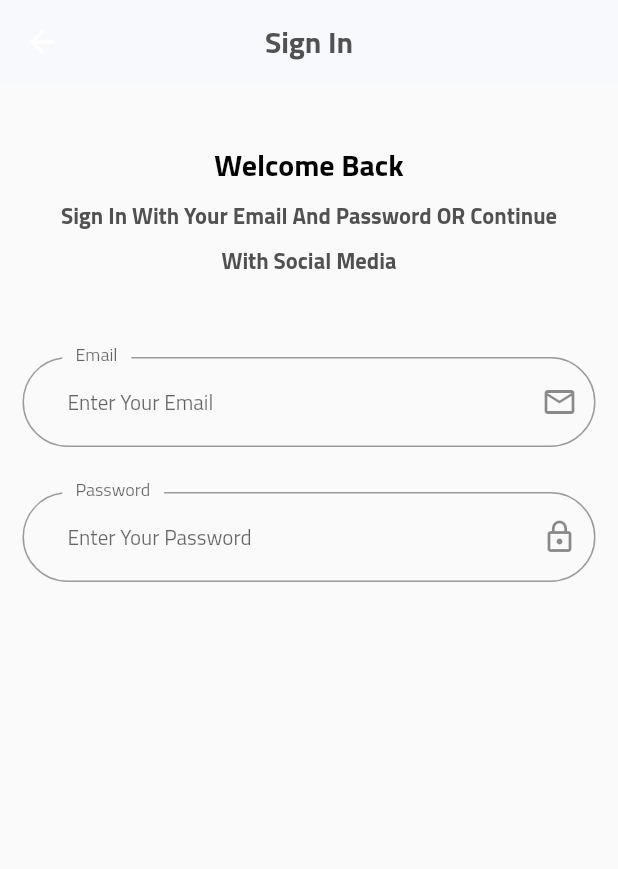
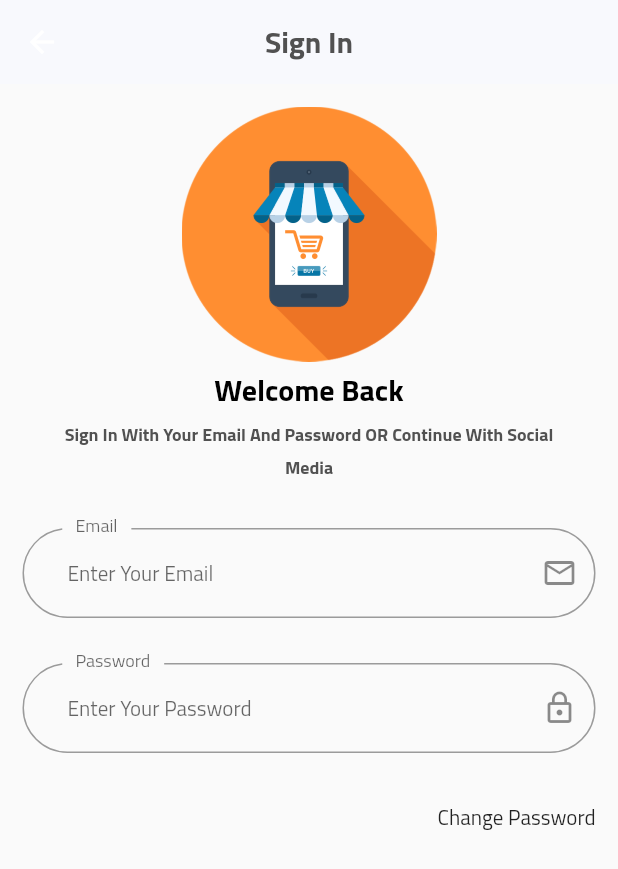
Before and after one commit to thekasho/storeapp, a Flutter app: the Login screen opened by its route, on a phone screen of 412 x 824 dp. Shown: the top 869 px of the screen. Run offline on Flutter 3.47's test engine with Material 2 defaults, Android fonts, the phone set to English and light mode, and no system bars; our stand-ins replace get, shared_preferences; accounts and stored records are empty; project files that could hold a hidden picture were left out.

Commit message:
creating login form part 3

```diff
--- a/lib/core/constant/imageasset.dart
+++ b/lib/core/constant/imageasset.dart
@@ -1,6 +1,7 @@
 class AppImageAsset {
   static const rootImages = "assets/images";
 
+  static const String logo                 = "$rootImages/logo.png";
   static const String onBoardingImageOne   = "$rootImages/one.PNG";
   static const String onBoardingImageTwo   = "$rootImages/two.PNG";
   static const String onBoardingImageThree = "$rootImages/three.PNG";
--- a/lib/main.dart
+++ b/lib/main.dart
@@ -34,6 +34,7 @@ class MyApp extends StatelessWidget {
           displayLarge: TextStyle(fontWeight: FontWeight.bold, fontSize: 20.0, color: AppColor.black),
           displayMedium: TextStyle(fontWeight: FontWeight.bold, fontSize: 25.0, color: AppColor.black),
           bodyLarge: TextStyle(height: 2, color: AppColor.grey, fontWeight: FontWeight.bold, fontSize: 15.0,),
+          displaySmall: TextStyle(fontWeight: FontWeight.bold, fontSize: 12.0, color: AppColor.black),
         ),
         primaryColor: Colors.blue,
       ),
--- a/lib/veiw/screen/auth/login.dart
+++ b/lib/veiw/screen/auth/login.dart
@@ -5,6 +5,7 @@ import 'package:storefull/core/constant/colors.dart';
 import '../../widget/auth/customtextbodyauth.dart';
 import '../../widget/auth/customtextformauth.dart';
 import '../../widget/auth/customtexttitleauth.dart';
+import '../../widget/auth/logoauth.dart';
 
 class Login extends StatelessWidget {
   const Login({Key? key}) : super(key: key);
@@ -26,10 +27,10 @@ class Login extends StatelessWidget {
         child: ListView(
           padding: const EdgeInsets.all(15.0),
           children: [
-            const SizedBox(height: 20.0),
+            LogoAuth(),
             CustomTextTitleAuth(text: "2".tr),
             const CustomTextBodyAuth(text: "Sign In With Your Email And Password OR Continue With Social Media",),
-            const SizedBox(height: 50),
+            const SizedBox(height: 30),
             CustomTextFormAuth(
               hinttext: "5".tr,
               labeltext: "3".tr,
@@ -40,6 +41,8 @@ class Login extends StatelessWidget {
               labeltext: "4".tr,
               iconData: Icons.lock_outline,
             ),
+            const Text("Change Password", textAlign: TextAlign.end,),
+
           ],
         ),
       ),
--- a/lib/veiw/widget/auth/customtextbodyauth.dart
+++ b/lib/veiw/widget/auth/customtextbodyauth.dart
@@ -19,7 +19,7 @@ class CustomTextBodyAuth extends StatelessWidget {
         textAlign: TextAlign.center,
         style: Theme.of(context)
             .textTheme
-            .bodyLarge!
+            .displaySmall!
             .copyWith(color: AppColor.grey),
       ),
     );
--- /dev/null
+++ b/lib/veiw/widget/auth/logoauth.dart
@@ -0,0 +1,12 @@
+import 'package:flutter/material.dart';
+
+import '../../../core/constant/imageasset.dart';
+
+class LogoAuth extends StatelessWidget {
+  const LogoAuth({Key? key}) : super(key: key);
+
+  @override
+  Widget build(BuildContext context) {
+    return Image.asset(AppImageAsset.logo, height: 170.0,);
+  }
+}
```
Also changed, not shown: assets/images/logo.png (added), assets/images/logoapp.png (added).
